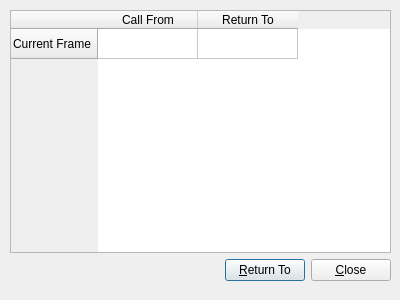
Above: plugins/Backtrace/DialogBacktrace.ui from eteran/edb-debugger before the change. Below: the same form after it.
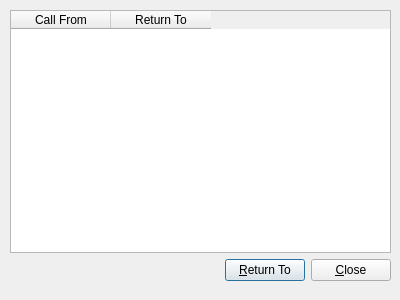
That is the form after the change.

Commit message: Backtrace/Call Stack plugin: Run To works. Go To on double-click also works.

The edit to the form file:
```diff
--- a/plugins/Backtrace/DialogBacktrace.ui
+++ b/plugins/Backtrace/DialogBacktrace.ui
@@ -59,11 +59,6 @@
     </item>
     <item row="0" column="0">
      <widget class="QTableWidget" name="tableWidgetCallStack">
-      <row>
-       <property name="text">
-        <string>Current Frame</string>
-       </property>
-      </row>
       <column>
        <property name="text">
         <string>Call From</string>
```
The commit also changes 2 other files.
